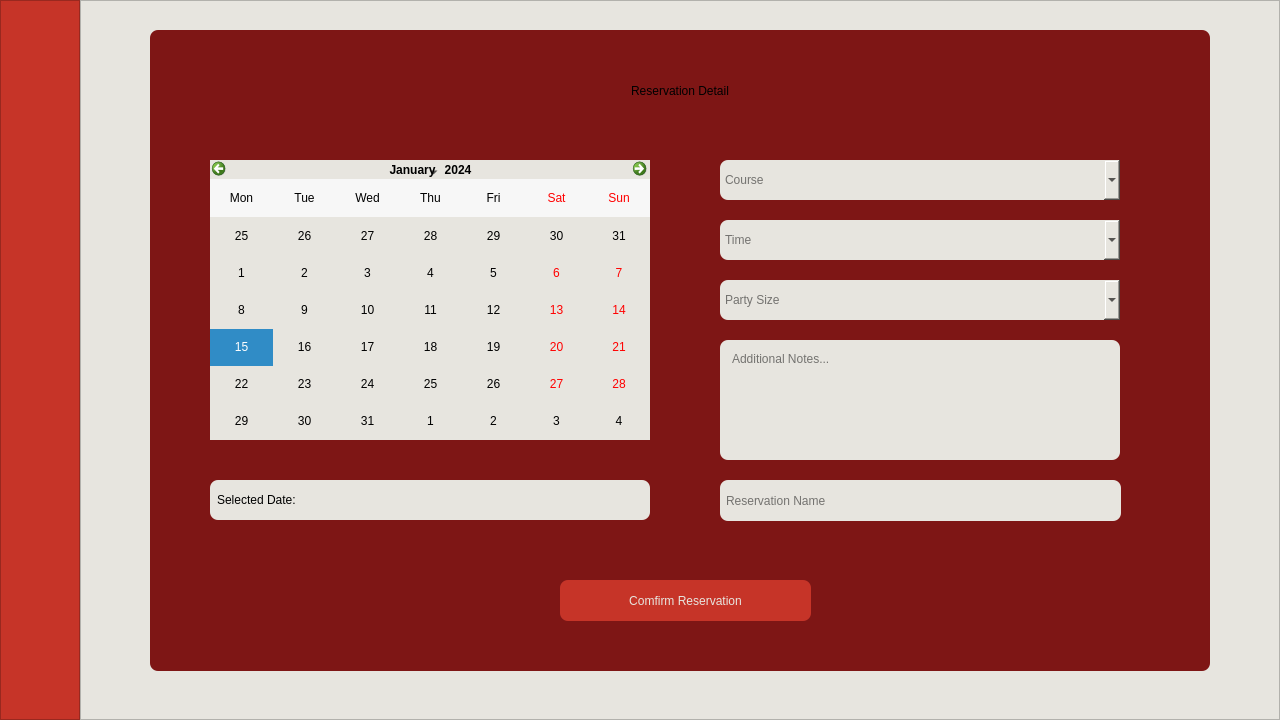
Old version of the form app/gui/reservation/reservation.ui in the repository chananon-n/FineCuisine.
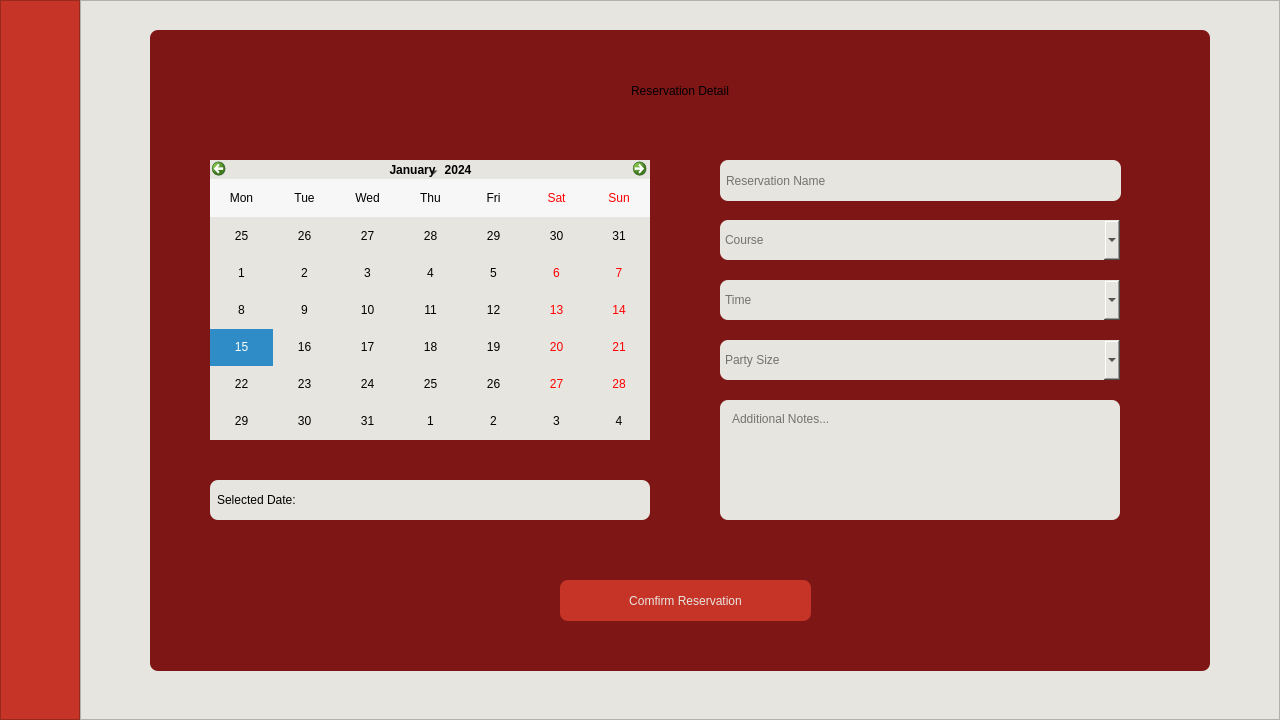
New version of the form. Icons and pictures are not drawn.

The edit to the form file:
```diff
--- a/app/gui/reservation/reservation.ui
+++ b/app/gui/reservation/reservation.ui
@@ -10,6 +10,18 @@
     <height>720</height>
    </rect>
   </property>
+  <property name="minimumSize">
+   <size>
+    <width>1280</width>
+    <height>720</height>
+   </size>
+  </property>
+  <property name="maximumSize">
+   <size>
+    <width>1280</width>
+    <height>720</height>
+   </size>
+  </property>
   <property name="windowTitle">
    <string>MainWindow</string>
   </property>
@@ -315,7 +327,7 @@
            <property name="geometry">
             <rect>
              <x>570</x>
-             <y>130</y>
+             <y>190</y>
              <width>400</width>
              <height>40</height>
             </rect>
@@ -336,7 +348,7 @@
            <property name="geometry">
             <rect>
              <x>570</x>
-             <y>190</y>
+             <y>250</y>
              <width>400</width>
              <height>40</height>
             </rect>
@@ -357,7 +369,7 @@
            <property name="geometry">
             <rect>
              <x>570</x>
-             <y>250</y>
+             <y>310</y>
              <width>400</width>
              <height>40</height>
             </rect>
@@ -375,7 +387,7 @@
            <property name="geometry">
             <rect>
              <x>570</x>
-             <y>310</y>
+             <y>370</y>
              <width>400</width>
              <height>120</height>
             </rect>
@@ -418,7 +430,7 @@
            <property name="geometry">
             <rect>
              <x>570</x>
-             <y>450</y>
+             <y>130</y>
              <width>401</width>
              <height>41</height>
             </rect>
```
Left out of the diff: 3 changed lines with no effect on the pictures.
